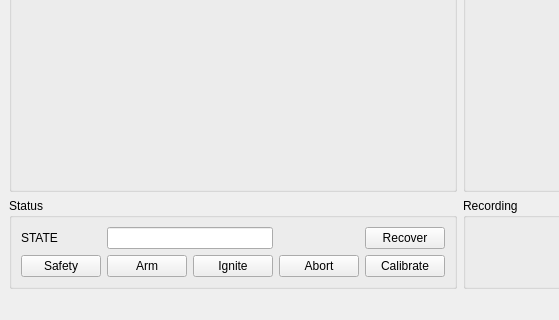
Old version of the form Version_2/Desktop/control_station/mainwindow.ui in the repository EPFLRocketTeam/PropulsionSoftware; both pictures show x 0 to 559 and y 449 to 769 of the 1150 by 769 pixel window.
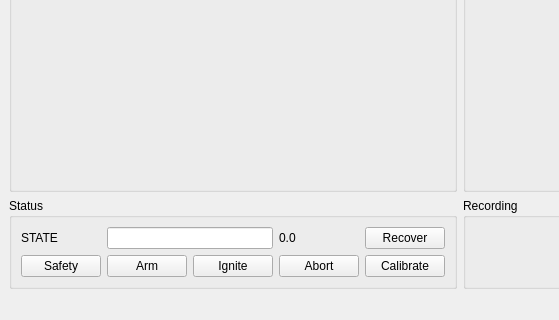
New version of the form.

```diff
--- a/Version_2/Desktop/control_station/mainwindow.ui
+++ b/Version_2/Desktop/control_station/mainwindow.ui
@@ -114,6 +114,13 @@
        <item row="0" column="1" colspan="2">
         <widget class="QLineEdit" name="status_state"/>
        </item>
+       <item row="0" column="3">
+        <widget class="QLabel" name="status_counter">
+         <property name="text">
+          <string>0.0</string>
+         </property>
+        </widget>
+       </item>
       </layout>
      </widget>
     </item>
```
Left out of the diff: 2 changed lines with no effect on the pictures.
